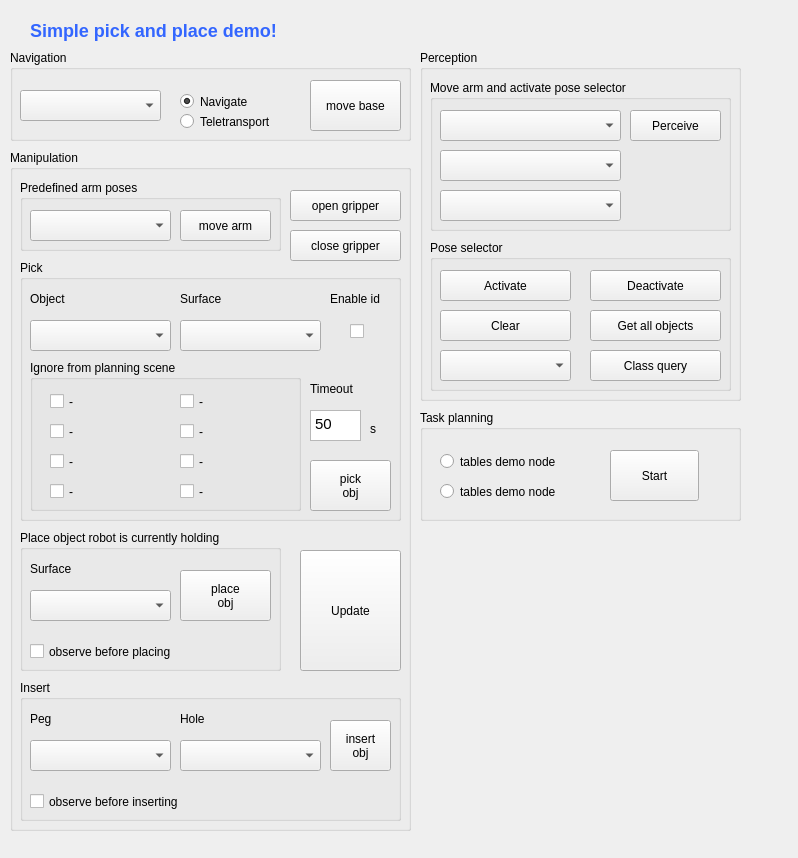
Before: the Qt Designer form rqt_tables_demo/config/rqt_tables_demo.ui in DFKI-NI/mobipick_labs, drawn with Qt 5.
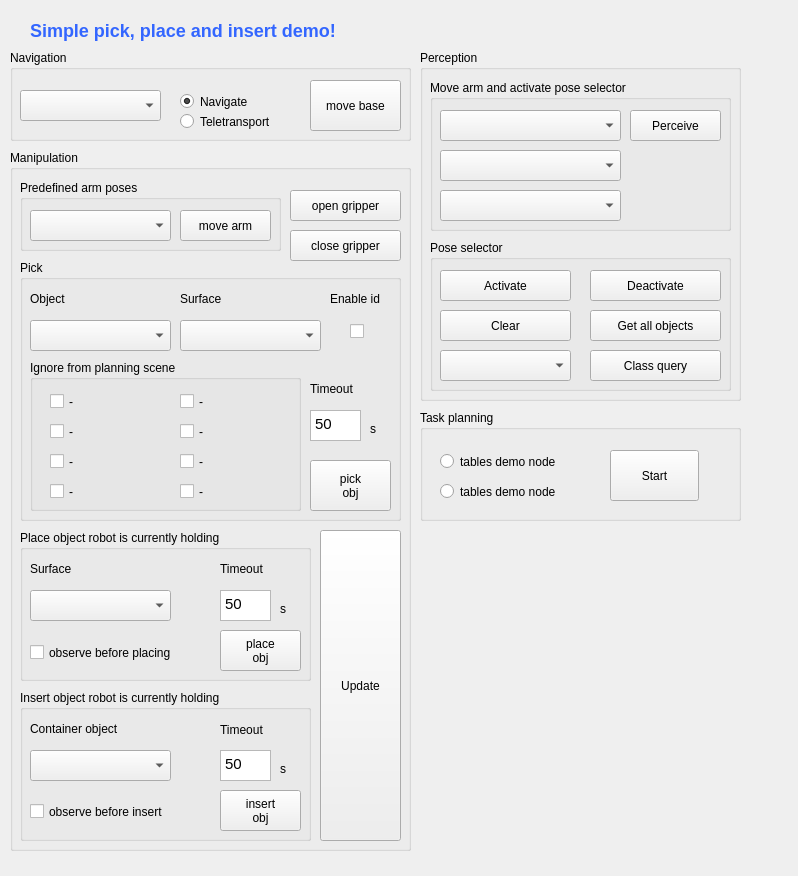
After: the same form once the commit is applied.

Commit message: add insert functionality

The edit to the form file:
```diff
--- a/rqt_tables_demo/config/rqt_tables_demo.ui
+++ b/rqt_tables_demo/config/rqt_tables_demo.ui
@@ -10,7 +10,7 @@
     <x>0</x>
     <y>0</y>
     <width>798</width>
-    <height>858</height>
+    <height>876</height>
    </rect>
   </property>
   <property name="cursor">
@@ -24,12 +24,12 @@
     <rect>
      <x>30</x>
      <y>10</y>
-     <width>311</width>
+     <width>381</width>
      <height>41</height>
     </rect>
    </property>
    <property name="text">
-    <string>&lt;html&gt;&lt;head/&gt;&lt;body&gt;&lt;h2 style=&quot; margin-top:16px; margin-bottom:12px; margin-left:0px; margin-right:0px; -qt-block-indent:0; text-indent:0px;&quot;&gt;&lt;span style=&quot; font-size:x-large; font-weight:600; color:#3366ff;&quot;&gt;Simple pick and place demo!&lt;/span&gt;&lt;/h2&gt;&lt;/body&gt;&lt;/html&gt;</string>
+    <string>&lt;html&gt;&lt;head/&gt;&lt;body&gt;&lt;h2 style=&quot; margin-top:16px; margin-bottom:12px; margin-left:0px; margin-right:0px; -qt-block-indent:0; text-indent:0px;&quot;&gt;&lt;span style=&quot; font-size:x-large; font-weight:600; color:#3366ff;&quot;&gt;Simple pick, place and insert demo!&lt;/span&gt;&lt;/h2&gt;&lt;/body&gt;&lt;/html&gt;</string>
    </property>
    <property name="textFormat">
     <enum>Qt::RichText</enum>
@@ -263,7 +263,7 @@
      <x>10</x>
      <y>150</y>
      <width>401</width>
-     <height>681</height>
+     <height>701</height>
     </rect>
    </property>
    <property name="title">
@@ -569,8 +569,8 @@
      <rect>
       <x>10</x>
       <y>380</y>
-      <width>261</width>
-      <height>141</height>
+      <width>291</width>
+      <height>151</height>
      </rect>
     </property>
     <property name="title">
@@ -580,9 +580,9 @@
      <property name="geometry">
       <rect>
        <x>10</x>
-       <y>110</y>
-       <width>181</width>
-       <height>23</height>
+       <y>102</y>
+       <width>191</width>
+       <height>41</height>
       </rect>
      </property>
      <property name="text">
@@ -615,10 +615,10 @@
     <widget class="QPushButton" name="cmdManipulationGo_3">
      <property name="geometry">
       <rect>
-       <x>160</x>
-       <y>40</y>
-       <width>91</width>
-       <height>51</height>
+       <x>200</x>
+       <y>100</y>
+       <width>81</width>
+       <height>41</height>
       </rect>
      </property>
      <property name="text">
@@ -626,39 +626,69 @@
 obj</string>
      </property>
     </widget>
-   </widget>
-   <widget class="QGroupBox" name="groupBox_8">
-    <property name="geometry">
-     <rect>
-      <x>10</x>
-      <y>530</y>
-      <width>381</width>
-      <height>141</height>
-     </rect>
-    </property>
-    <property name="title">
-     <string>Insert</string>
-    </property>
-    <widget class="QLabel" name="label_4">
+    <widget class="QLabel" name="label_9">
      <property name="geometry">
       <rect>
-       <x>10</x>
+       <x>200</x>
        <y>30</y>
-       <width>67</width>
-       <height>17</height>
-      </rect>
-     </property>
-     <property name="text">
-      <string>Peg</string>
-     </property>
-    </widget>
-    <widget class="QPushButton" name="cmdManipulationGo_4">
-     <property name="geometry">
-      <rect>
-       <x>310</x>
-       <y>40</y>
        <width>61</width>
-       <height>51</height>
+       <height>17</height>
+      </rect>
+     </property>
+     <property name="text">
+      <string>Timeout</string>
+     </property>
+    </widget>
+    <widget class="QLabel" name="label_10">
+     <property name="geometry">
+      <rect>
+       <x>260</x>
+       <y>70</y>
+       <width>16</width>
+       <height>17</height>
+      </rect>
+     </property>
+     <property name="text">
+      <string>s</string>
+     </property>
+    </widget>
+    <widget class="QTextEdit" name="txtPlaceTimeout">
+     <property name="geometry">
+      <rect>
+       <x>200</x>
+       <y>60</y>
+       <width>51</width>
+       <height>31</height>
+      </rect>
+     </property>
+     <property name="html">
+      <string>&lt;!DOCTYPE HTML PUBLIC &quot;-//W3C//DTD HTML 4.0//EN&quot; &quot;http://www.w3.org/TR/REC-html40/strict.dtd&quot;&gt;
+&lt;html&gt;&lt;head&gt;&lt;meta name=&quot;qrichtext&quot; content=&quot;1&quot; /&gt;&lt;style type=&quot;text/css&quot;&gt;
+p, li { white-space: pre-wrap; }
+&lt;/style&gt;&lt;/head&gt;&lt;body style=&quot; font-family:'Ubuntu'; font-size:11pt; font-weight:400; font-style:normal;&quot;&gt;
+&lt;p style=&quot; margin-top:0px; margin-bottom:0px; margin-left:0px; margin-right:0px; -qt-block-indent:0; text-indent:0px;&quot;&gt;50&lt;/p&gt;&lt;/body&gt;&lt;/html&gt;</string>
+     </property>
+    </widget>
+   </widget>
+   <widget class="QGroupBox" name="groupBox_8">
+    <property name="geometry">
+     <rect>
+      <x>10</x>
+      <y>540</y>
+      <width>291</width>
+      <height>151</height>
+     </rect>
+    </property>
+    <property name="title">
+     <string>Insert object robot is currently holding</string>
+    </property>
+    <widget class="QPushButton" name="cmdInsertObj">
+     <property name="geometry">
+      <rect>
+       <x>200</x>
+       <y>100</y>
+       <width>81</width>
+       <height>41</height>
       </rect>
      </property>
      <property name="text">
@@ -666,33 +696,23 @@
 obj</string>
      </property>
     </widget>
-    <widget class="QComboBox" name="comboArmPoses_5">
-     <property name="geometry">
-      <rect>
-       <x>10</x>
-       <y>60</y>
-       <width>141</width>
-       <height>31</height>
-      </rect>
-     </property>
-    </widget>
     <widget class="QLabel" name="label_5">
      <property name="geometry">
       <rect>
-       <x>160</x>
+       <x>10</x>
        <y>30</y>
-       <width>67</width>
+       <width>141</width>
        <height>17</height>
       </rect>
      </property>
      <property name="text">
-      <string>Hole</string>
+      <string>Container object</string>
      </property>
     </widget>
     <widget class="QComboBox" name="comboArmPoses_6">
      <property name="geometry">
       <rect>
-       <x>160</x>
+       <x>10</x>
        <y>60</y>
        <width>141</width>
        <height>31</height>
@@ -704,12 +724,55 @@
       <rect>
        <x>10</x>
        <y>110</y>
-       <width>201</width>
+       <width>171</width>
        <height>23</height>
       </rect>
      </property>
      <property name="text">
-      <string>observe before inserting</string>
+      <string>observe before insert</string>
+     </property>
+    </widget>
+    <widget class="QLabel" name="label_11">
+     <property name="geometry">
+      <rect>
+       <x>200</x>
+       <y>30</y>
+       <width>71</width>
+       <height>20</height>
+      </rect>
+     </property>
+     <property name="text">
+      <string>Timeout</string>
+     </property>
+    </widget>
+    <widget class="QTextEdit" name="txtInsertTimeout">
+     <property name="geometry">
+      <rect>
+       <x>200</x>
+       <y>60</y>
+       <width>51</width>
+       <height>31</height>
+      </rect>
+     </property>
+     <property name="html">
+      <string>&lt;!DOCTYPE HTML PUBLIC &quot;-//W3C//DTD HTML 4.0//EN&quot; &quot;http://www.w3.org/TR/REC-html40/strict.dtd&quot;&gt;
+&lt;html&gt;&lt;head&gt;&lt;meta name=&quot;qrichtext&quot; content=&quot;1&quot; /&gt;&lt;style type=&quot;text/css&quot;&gt;
+p, li { white-space: pre-wrap; }
+&lt;/style&gt;&lt;/head&gt;&lt;body style=&quot; font-family:'Ubuntu'; font-size:11pt; font-weight:400; font-style:normal;&quot;&gt;
+&lt;p style=&quot; margin-top:0px; margin-bottom:0px; margin-left:0px; margin-right:0px; -qt-block-indent:0; text-indent:0px;&quot;&gt;50&lt;/p&gt;&lt;/body&gt;&lt;/html&gt;</string>
+     </property>
+    </widget>
+    <widget class="QLabel" name="label_12">
+     <property name="geometry">
+      <rect>
+       <x>260</x>
+       <y>70</y>
+       <width>16</width>
+       <height>17</height>
+      </rect>
+     </property>
+     <property name="text">
+      <string>s</string>
      </property>
     </widget>
    </widget>
@@ -742,10 +805,10 @@
    <widget class="QPushButton" name="cmdManipUpdate">
     <property name="geometry">
      <rect>
-      <x>290</x>
-      <y>400</y>
-      <width>101</width>
-      <height>121</height>
+      <x>310</x>
+      <y>380</y>
+      <width>81</width>
+      <height>311</height>
      </rect>
     </property>
     <property name="text">
```
Left out of the diff: 8 changed lines with no effect on the pictures. The commit also changes 1 other file.
